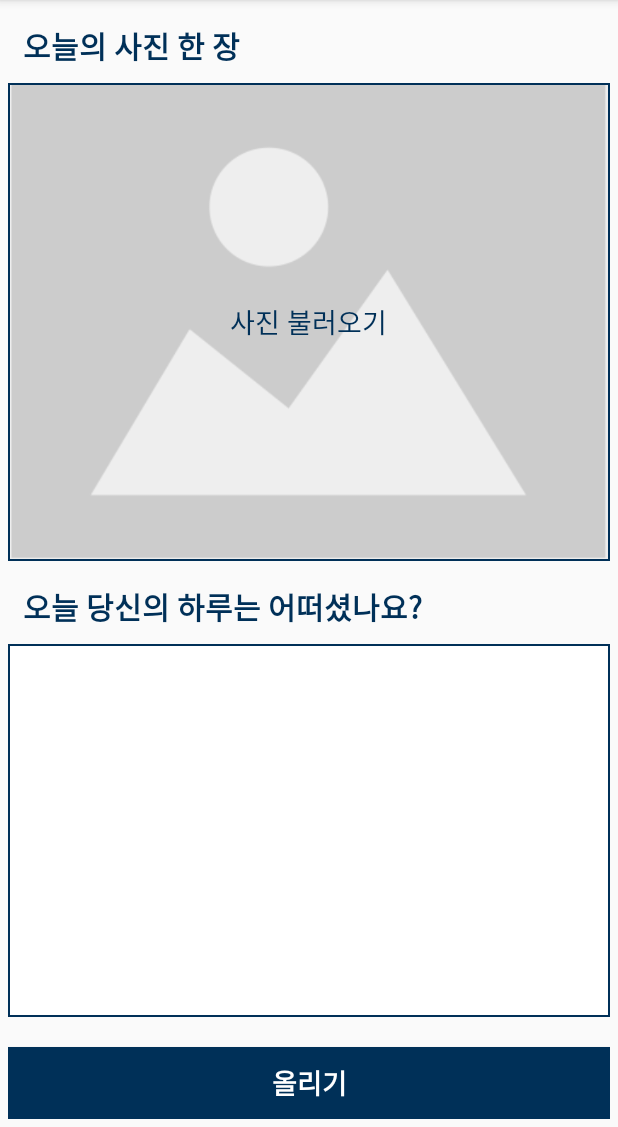
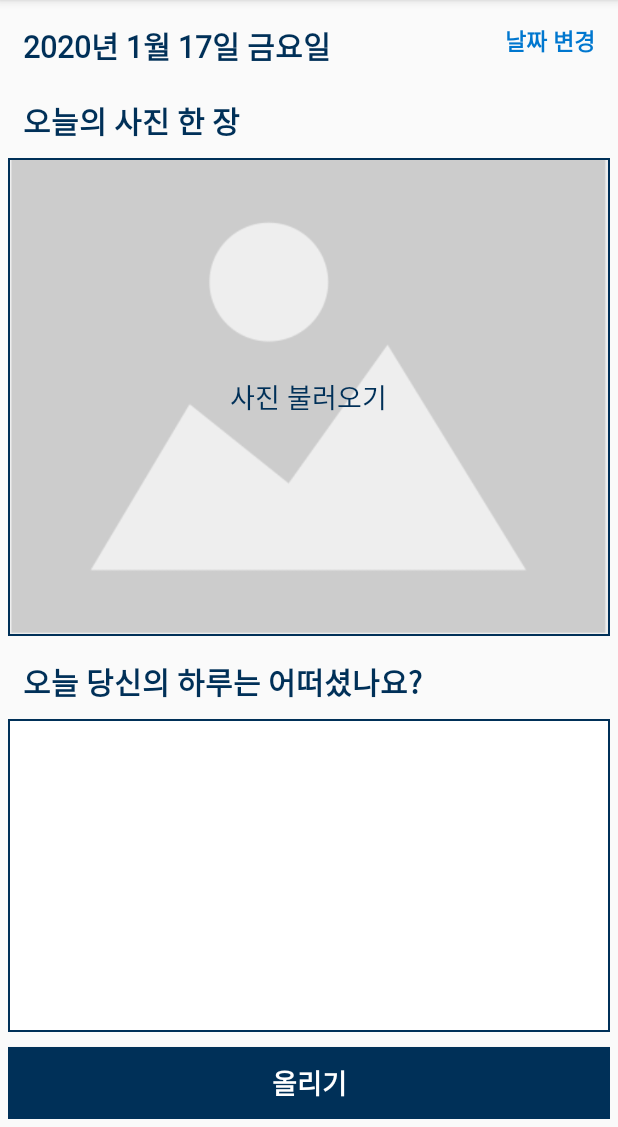
Before and after one commit to Jaden2208/OneDayOneLine, an Android app: the PostActivity screen opened directly, with no data from a screen before it, on a phone screen of 412 x 824 dp, the part 109-1236 px from its top. Run offline under Robolectric (Android 15) with nearby library versions, the phone set to English and light mode, and no system bars.

Commit message:
LoginActivity error 항목으로 네트워크 에러 추가. 에러 메시지를 세분화했음. PostActivity 에 날짜 텍스트 및 날짜 변경 버튼 UI만 가볍게 작성함.

```diff
--- a/app/src/main/AndroidManifest.xml
+++ b/app/src/main/AndroidManifest.xml
@@ -2,6 +2,8 @@
 <manifest xmlns:android="http://schemas.android.com/apk/res/android"
     xmlns:tools="http://schemas.android.com/tools"
     package="com.whalez.onedayoneline">
+
+    <uses-permission android:name="android.permission.INTERNET"/>
 
     <application
         android:allowBackup="true"
@@ -11,11 +13,11 @@
         android:supportsRtl="true"
         android:theme="@style/AppTheme"
         tools:ignore="GoogleAppIndexingWarning">
-        <activity android:name=".ui.PostActivity"></activity>
+        <activity android:name=".ui.PostActivity"/>
         <activity
             android:name=".ui.RegisterActivity"
             android:theme="@style/popupTheme" />
-        <activity android:name=".ui.LoginActivity"></activity>
+        <activity android:name=".ui.LoginActivity"/>
         <activity android:name=".ui.MainActivity">
             <intent-filter>
                 <action android:name="android.intent.action.MAIN" />
--- a/app/src/main/res/layout/activity_post.xml
+++ b/app/src/main/res/layout/activity_post.xml
@@ -60,6 +60,30 @@
         android:padding="5dp">
 
         <TextView
+            android:id="@+id/tv_date"
+            android:layout_width="wrap_content"
+            android:layout_height="wrap_content"
+            android:text="2020년 1월 17일 금요일"
+            android:fontFamily="@font/cafe24_oneprettynight"
+            android:textColor="@color/colorPrimaryDark"
+            android:textSize="20sp"
+            android:textStyle="bold"
+            android:padding="10dp"/>
+
+        <TextView
+            android:id="@+id/btn_change_date"
+            android:layout_width="match_parent"
+            android:layout_height="wrap_content"
+            android:text="날짜 변경"
+            android:fontFamily="@font/cafe24_oneprettynight"
+            android:textColor="@color/colorPrimaryLight"
+            android:textSize="15sp"
+            android:textStyle="bold"
+            android:padding="10dp"
+            android:layout_toEndOf="@+id/tv_date"
+            android:gravity="end"/>
+
+        <TextView
             android:id="@+id/tv_1"
             android:layout_width="match_parent"
             android:layout_height="wrap_content"
@@ -68,7 +92,8 @@
             android:textColor="@color/colorPrimaryDark"
             android:textSize="20sp"
             android:textStyle="bold"
-            android:padding="10dp"/>
+            android:padding="10dp"
+            android:layout_below="@id/tv_date"/>
 
         <RelativeLayout
             android:id="@+id/rl_1"
@@ -121,9 +146,9 @@
             android:textColorHint="#000000"
             android:gravity="start"
             android:background="@drawable/rectangle_primary_dark"
+            android:layout_above="@+id/btn_post"
             android:layout_below="@+id/tv_2"
-            android:layout_above="@+id/btn_post"
-            android:layout_marginBottom="20dp"/>
+            android:layout_marginBottom="10dp"/>
 
         <Button
             android:id="@+id/btn_post"
```
Also changed, not shown: app/build.gradle (+6 -3 lines), app/src/main/java/com/whalez/onedayoneline/ui/LoginActivity.kt (+27 -4 lines).
